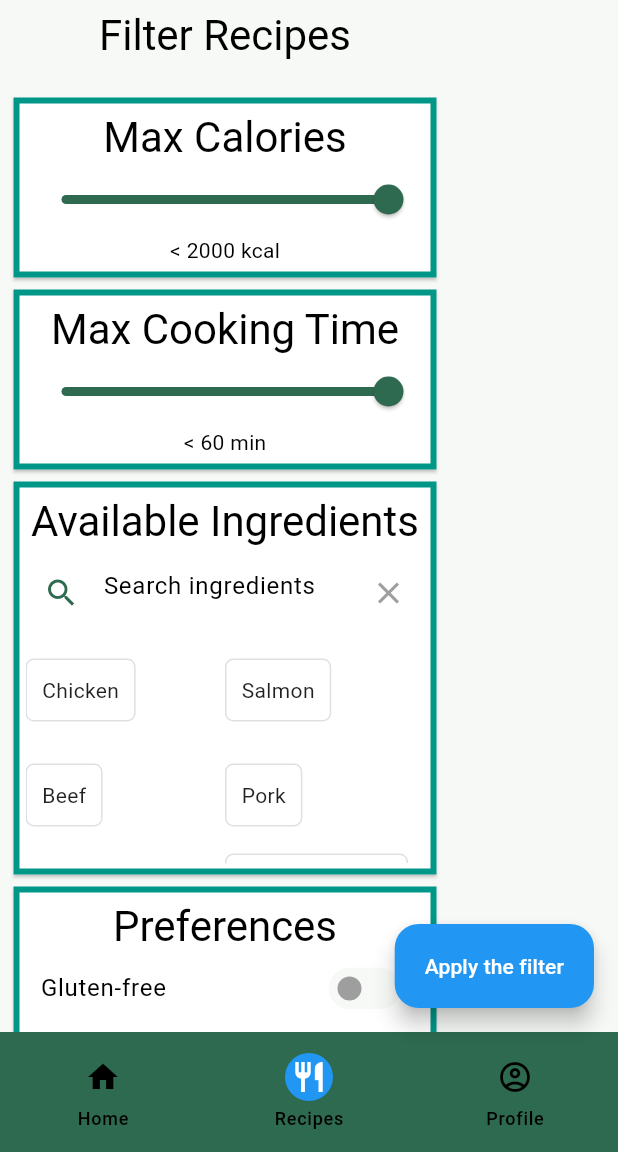
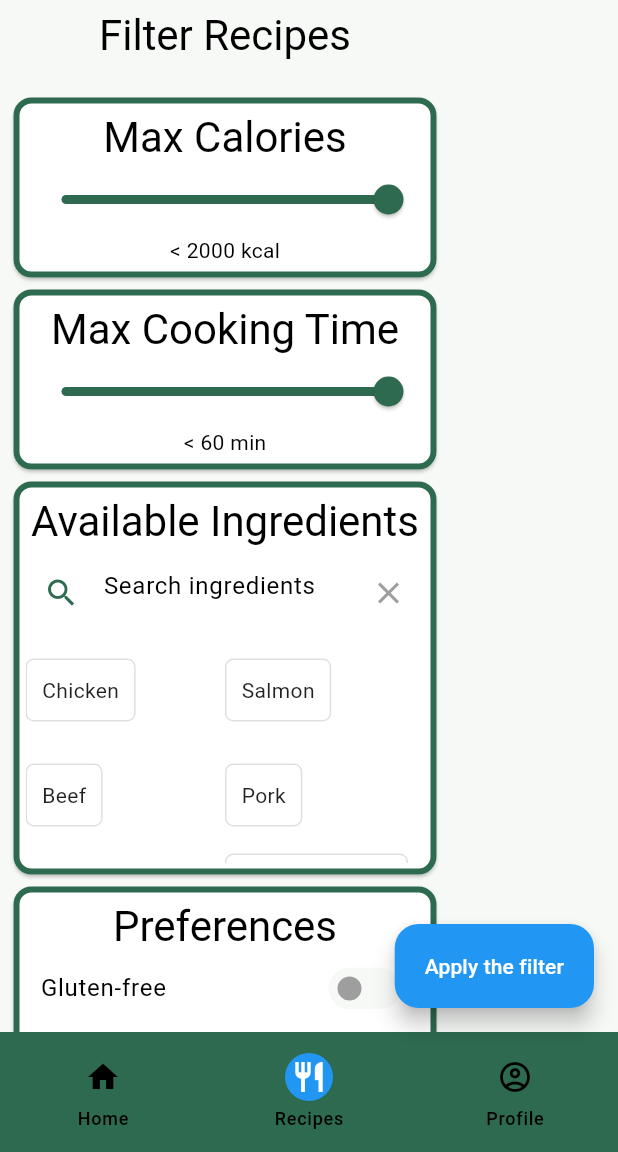
Before and after one commit to MDerin1834/PurePlate_cs310project, a Flutter app: the RecipeFilteringScreen screen opened by its route, on a phone screen of 412 x 824 dp, the part 84-1236 px from its top. Run offline on Flutter 3.47's test engine with Material 3 defaults, Android fonts, the phone set to English and light mode, and no system bars; network calls fail.

Commit message:
Update the theme of RecipeFilteringScreen to match global theme

```diff
--- a/lib/screens/recipe_filtering_screen.dart
+++ b/lib/screens/recipe_filtering_screen.dart
@@ -12,7 +12,11 @@ class SettingsContainer extends StatelessWidget {
   Widget build(BuildContext context) {
     return Card(
       shape: RoundedRectangleBorder(
-        side: BorderSide(color: Colors.teal, width: 4),
+        side: BorderSide(
+          color: Theme.of(context).colorScheme.primary,
+          width: 4,
+        ),
+        borderRadius: BorderRadius.circular(12),
       ),
       child: Padding(
         padding: EdgeInsets.all(8),
```
